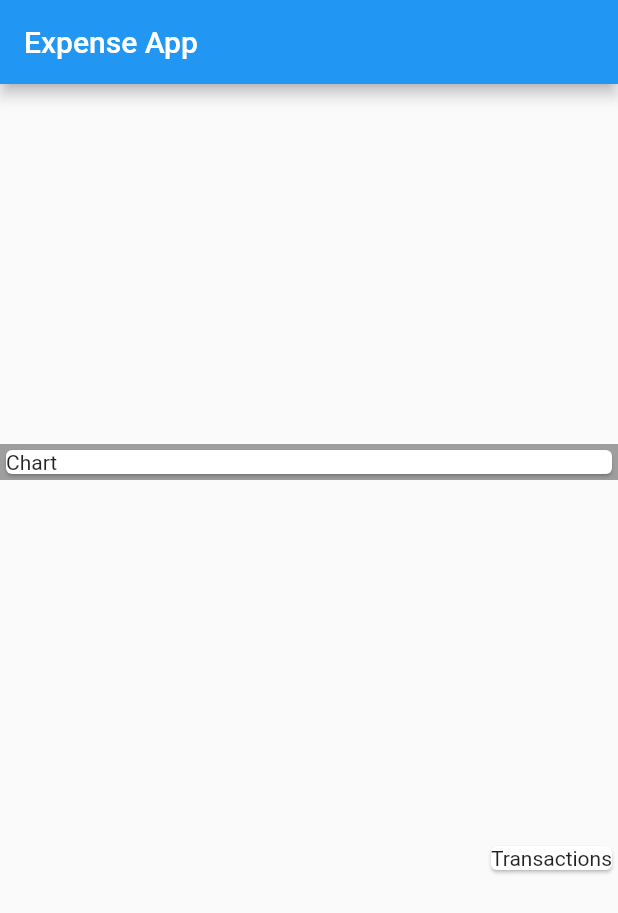
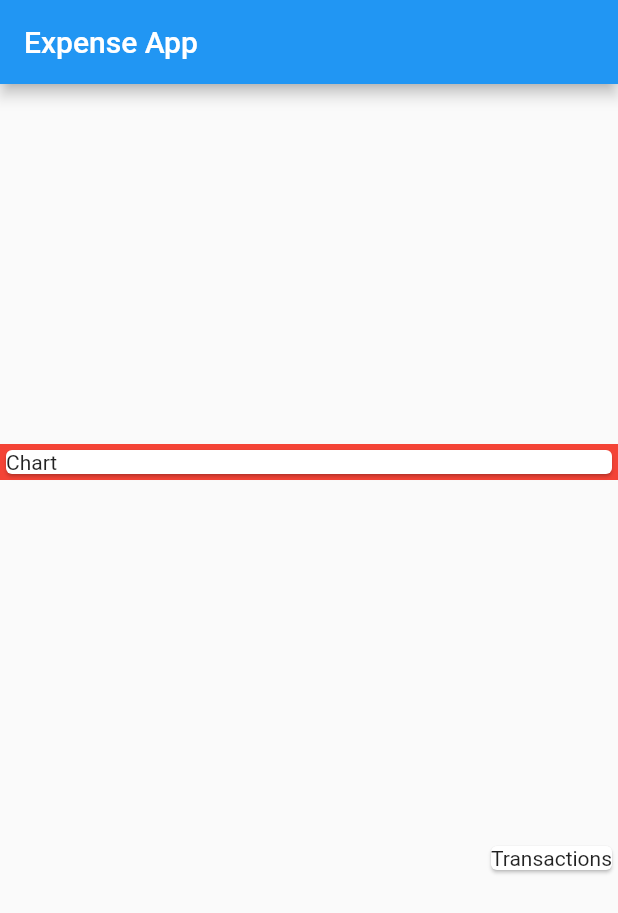
Before and after one commit to gcomme/playground, a Flutter app: the screen it shows after launch, on a phone screen of 412 x 824 dp. Shown: the top 913 px of the screen. Run offline on Flutter 3.47's test engine with Material 2 defaults, Android fonts, the light colour scheme and no system bars.

Commit message:
First commit made.

```diff
--- a/expense_app/lib/main.dart
+++ b/expense_app/lib/main.dart
@@ -16,7 +16,7 @@ class MyApp extends StatelessWidget {
             children: [
               Container(
                 width: double.infinity,
-                color: Colors.grey,
+                color: Colors.red,
                 child: const Card(
                   child: Text('Chart'),
                 ),
```
